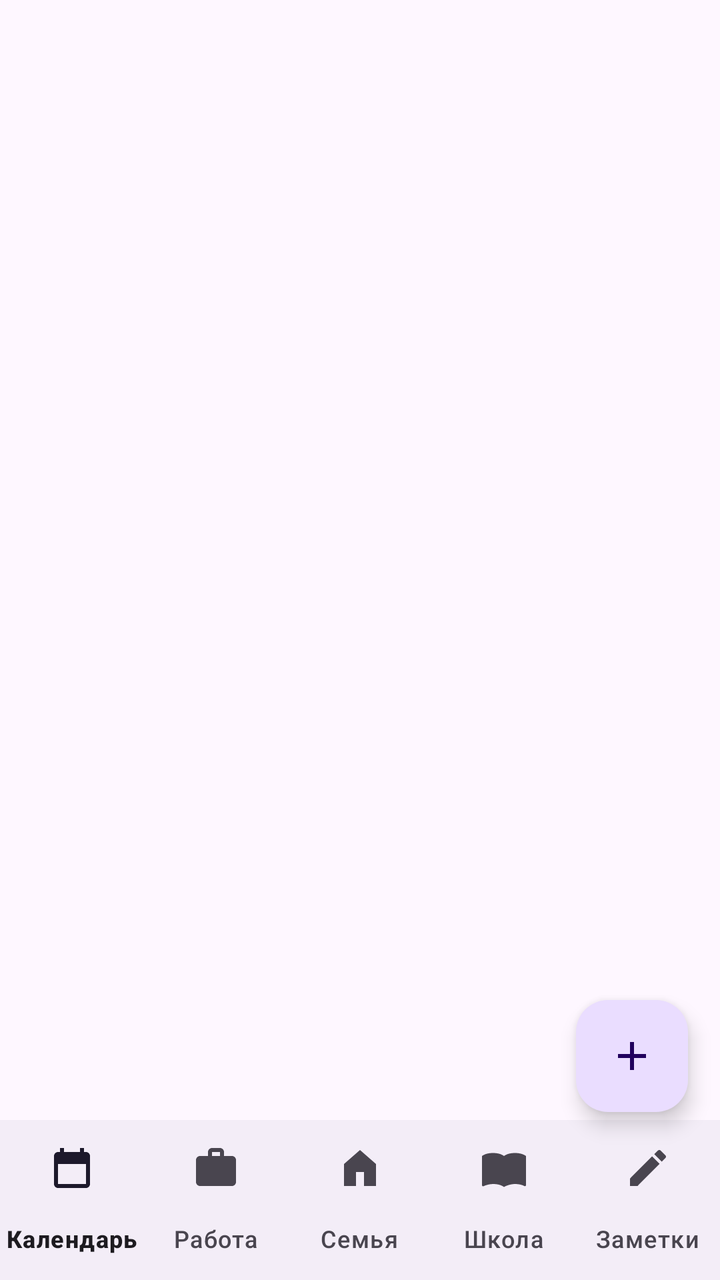
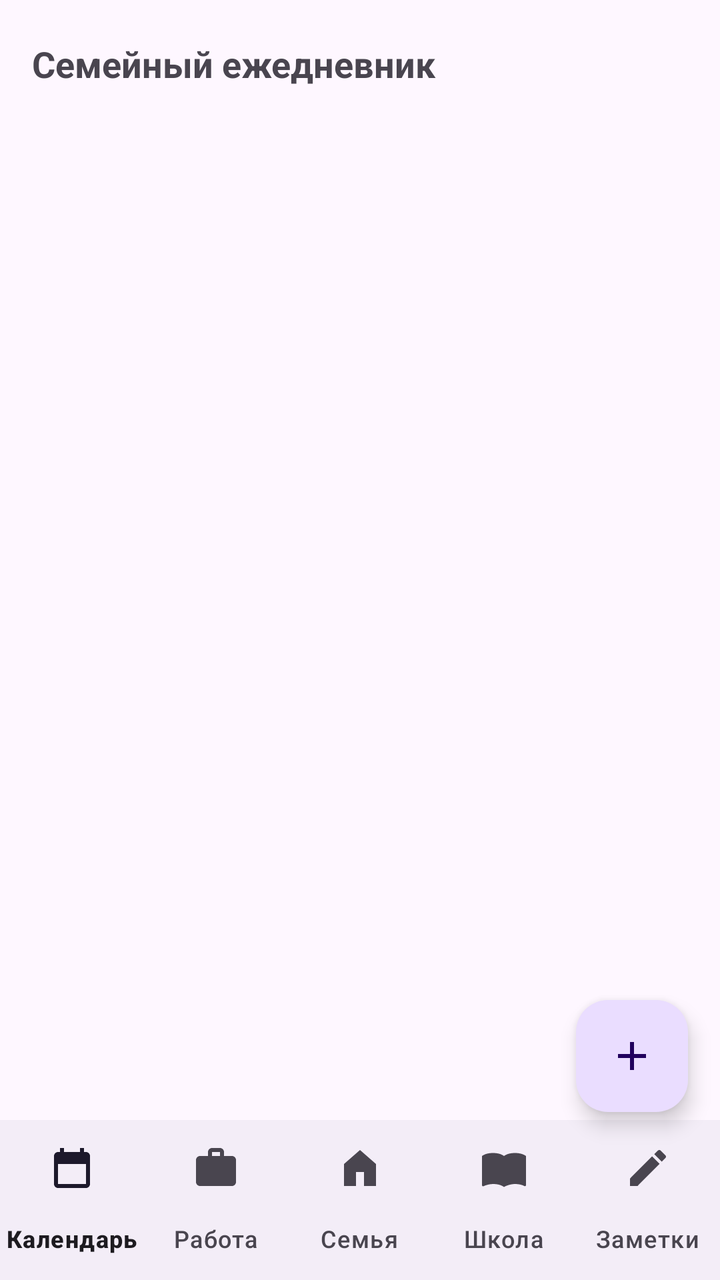

The first picture is an Android layout as it rendered before a commit; the second is the same layout after the commit. The layout source and the unified diff follow.
<!-- AndroidManifest.xml: application theme Theme.FamilyDaily -->
<!-- res/layout/activity_main.xml -->
<?xml version="1.0" encoding="utf-8"?>
<FrameLayout xmlns:android="http://schemas.android.com/apk/res/android"
    xmlns:app="http://schemas.android.com/apk/res-auto"
    android:layout_width="match_parent" android:layout_height="match_parent">
    <LinearLayout android:layout_width="match_parent" android:layout_height="match_parent" android:orientation="vertical">
        <androidx.viewpager2.widget.ViewPager2 android:id="@+id/pager" android:layout_width="match_parent" android:layout_height="0dp" android:layout_weight="1"/>
        <com.google.android.material.bottomnavigation.BottomNavigationView android:id="@+id/nav" android:layout_width="match_parent" android:layout_height="wrap_content" app:labelVisibilityMode="labeled" app:menu="@menu/bottom_menu"/>
    </LinearLayout>
    <Button android:id="@+id/btn_settings" android:layout_width="48dp" android:layout_height="48dp" android:layout_gravity="top|end" android:layout_marginTop="4dp" android:layout_marginEnd="4dp" android:background="@android:color/transparent" android:text="⚙️" android:textSize="20sp"/>
    <LinearLayout android:id="@+id/fabmenu" android:layout_width="wrap_content" android:layout_height="wrap_content" android:orientation="vertical" android:layout_gravity="bottom|end" android:layout_marginEnd="16dp" android:layout_marginBottom="96dp" android:visibility="gone">
        <com.google.android.material.button.MaterialButton android:id="@+id/fab_event" android:layout_width="wrap_content" android:layout_height="wrap_content" android:text="Событие" app:backgroundTint="#EC407A"/>
        <com.google.android.material.button.MaterialButton android:id="@+id/fab_note" android:layout_width="wrap_content" android:layout_height="wrap_content" android:text="Заметка" app:backgroundTint="#FB8C00"/>
        <com.google.android.material.button.MaterialButton android:id="@+id/fab_book" android:layout_width="wrap_content" android:layout_height="wrap_content" android:text="Запись клиента" app:backgroundTint="#1E88E5"/>
    </LinearLayout>
    <com.google.android.material.floatingactionbutton.FloatingActionButton android:id="@+id/fab" android:layout_width="wrap_content" android:layout_height="wrap_content" android:layout_gravity="bottom|end" android:layout_marginEnd="16dp" android:layout_marginBottom="84dp" android:src="@drawable/ic_plus" android:contentDescription="Добавить"/>
</FrameLayout>
<!-- resources referenced by this layout -->
<resources>
  <!-- drawable ic_plus (drawable) -->
  <vector xmlns:android="http://schemas.android.com/apk/res/android" android:width="24dp" android:height="24dp" android:viewportWidth="24" android:viewportHeight="24"><path android:fillColor="#FFFFFF" android:pathData="M19,13h-6v6h-2v-6H5v-2h6V5h2v6h6v2z"/></vector>
  <style name="Theme.FamilyDaily" parent="Theme.Material3.DayNight.NoActionBar" />
</resources>

<!-- the commit's change to res/layout/activity_main.xml (unified diff, before → after) -->
@@ -3,10 +3,17 @@
     xmlns:app="http://schemas.android.com/apk/res-auto"
     android:layout_width="match_parent" android:layout_height="match_parent">
     <LinearLayout android:layout_width="match_parent" android:layout_height="match_parent" android:orientation="vertical">
+        <LinearLayout android:id="@+id/topbar" android:layout_width="match_parent" android:layout_height="wrap_content"
+            android:orientation="horizontal" android:gravity="center_vertical"
+            android:paddingStart="16dp" android:paddingEnd="8dp" android:paddingTop="8dp" android:paddingBottom="8dp">
+            <TextView android:layout_width="0dp" android:layout_height="wrap_content" android:layout_weight="1"
+                android:text="Семейный ежедневник" android:textSize="18sp" android:textStyle="bold"/>
+            <Button android:id="@+id/btn_settings" android:layout_width="48dp" android:layout_height="48dp"
+                android:background="@android:color/transparent" android:text="⚙️" android:textSize="22sp"/>
+        </LinearLayout>
         <androidx.viewpager2.widget.ViewPager2 android:id="@+id/pager" android:layout_width="match_parent" android:layout_height="0dp" android:layout_weight="1"/>
         <com.google.android.material.bottomnavigation.BottomNavigationView android:id="@+id/nav" android:layout_width="match_parent" android:layout_height="wrap_content" app:labelVisibilityMode="labeled" app:menu="@menu/bottom_menu"/>
     </LinearLayout>
-    <Button android:id="@+id/btn_settings" android:layout_width="48dp" android:layout_height="48dp" android:layout_gravity="top|end" android:layout_marginTop="4dp" android:layout_marginEnd="4dp" android:background="@android:color/transparent" android:text="⚙️" android:textSize="20sp"/>
     <LinearLayout android:id="@+id/fabmenu" android:layout_width="wrap_content" android:layout_height="wrap_content" android:orientation="vertical" android:layout_gravity="bottom|end" android:layout_marginEnd="16dp" android:layout_marginBottom="96dp" android:visibility="gone">
         <com.google.android.material.button.MaterialButton android:id="@+id/fab_event" android:layout_width="wrap_content" android:layout_height="wrap_content" android:text="Событие" app:backgroundTint="#EC407A"/>
         <com.google.android.material.button.MaterialButton android:id="@+id/fab_note" android:layout_width="wrap_content" android:layout_height="wrap_content" android:text="Заметка" app:backgroundTint="#FB8C00"/>
